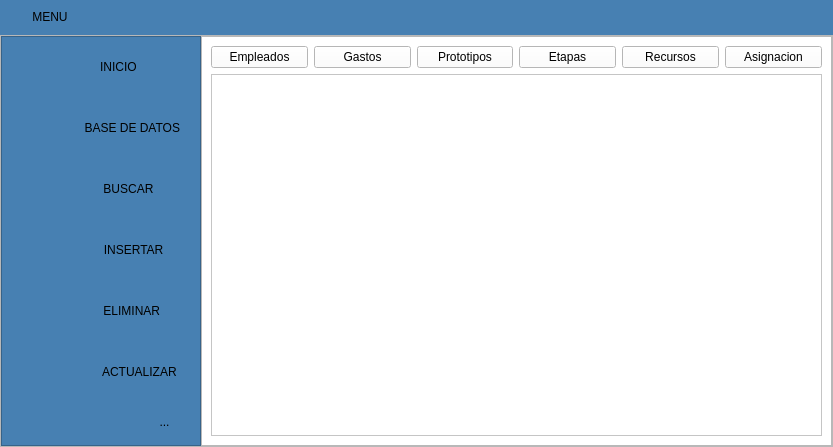
Qt form Menu Lateral desplegable/menu.ui (Juankapy/Programacion-app) before a commit.
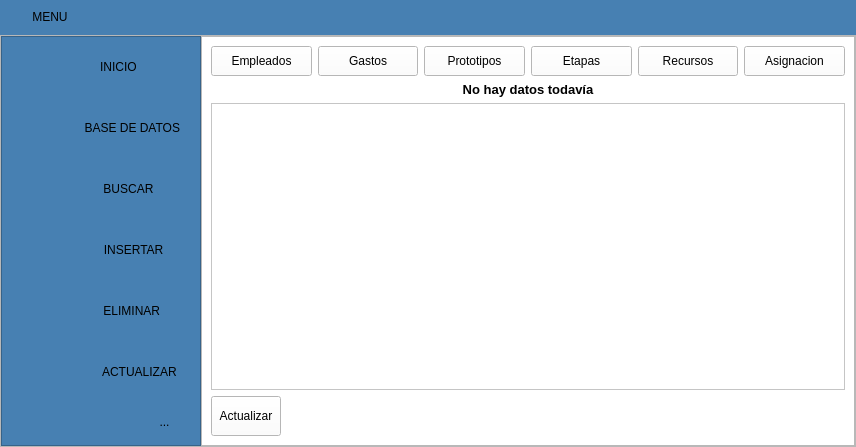
The same form after that commit. Icons and pictures are not drawn.

Diff of the .ui file:
```diff
--- a/Menu Lateral desplegable/menu.ui
+++ b/Menu Lateral desplegable/menu.ui
@@ -6,7 +6,7 @@
    <rect>
     <x>0</x>
     <y>0</y>
-    <width>833</width>
+    <width>856</width>
     <height>447</height>
    </rect>
   </property>
@@ -679,6 +679,12 @@
                <layout class="QHBoxLayout" name="horizontalLayout_4">
                 <item>
                  <widget class="QPushButton" name="bt_empleados">
+                  <property name="minimumSize">
+                   <size>
+                    <width>0</width>
+                    <height>30</height>
+                   </size>
+                  </property>
                   <property name="text">
                    <string>Empleados</string>
                   </property>
@@ -689,6 +695,12 @@
                 </item>
                 <item>
                  <widget class="QPushButton" name="bt_gastos">
+                  <property name="minimumSize">
+                   <size>
+                    <width>0</width>
+                    <height>30</height>
+                   </size>
+                  </property>
                   <property name="text">
                    <string>Gastos</string>
                   </property>
@@ -699,6 +711,12 @@
                 </item>
                 <item>
                  <widget class="QPushButton" name="bt_prototipos">
+                  <property name="minimumSize">
+                   <size>
+                    <width>0</width>
+                    <height>30</height>
+                   </size>
+                  </property>
                   <property name="text">
                    <string>Prototipos</string>
                   </property>
@@ -709,6 +727,12 @@
                 </item>
                 <item>
                  <widget class="QPushButton" name="bt_etapas">
+                  <property name="minimumSize">
+                   <size>
+                    <width>0</width>
+                    <height>30</height>
+                   </size>
+                  </property>
                   <property name="text">
                    <string>Etapas</string>
                   </property>
@@ -719,6 +743,12 @@
                 </item>
                 <item>
                  <widget class="QPushButton" name="bt_recursos">
+                  <property name="minimumSize">
+                   <size>
+                    <width>0</width>
+                    <height>30</height>
+                   </size>
+                  </property>
                   <property name="text">
                    <string>Recursos</string>
                   </property>
@@ -729,6 +759,12 @@
                 </item>
                 <item>
                  <widget class="QPushButton" name="bt_asignacion">
+                  <property name="minimumSize">
+                   <size>
+                    <width>0</width>
+                    <height>30</height>
+                   </size>
+                  </property>
                   <property name="text">
                    <string>Asignacion</string>
                   </property>
@@ -740,7 +776,64 @@
                </layout>
               </item>
               <item>
-               <widget class="QTableView" name="Tablabasededatos"/>
+               <widget class="QLabel" name="lbl_no_data">
+                <property name="enabled">
+                 <bool>true</bool>
+                </property>
+                <property name="font">
+                 <font>
+                  <pointsize>10</pointsize>
+                  <weight>75</weight>
+                  <bold>true</bold>
+                 </font>
+                </property>
+                <property name="toolTip">
+                 <string/>
+                </property>
+                <property name="styleSheet">
+                 <string notr="true">setVisible:False</string>
+                </property>
+                <property name="text">
+                 <string>No hay datos todavía</string>
+                </property>
+                <property name="alignment">
+                 <set>Qt::AlignCenter</set>
+                </property>
+               </widget>
+              </item>
+              <item>
+               <widget class="QTableWidget" name="tableWidget"/>
+              </item>
+              <item>
+               <widget class="QPushButton" name="pushButton">
+                <property name="sizePolicy">
+                 <sizepolicy hsizetype="Fixed" vsizetype="Fixed">
+                  <horstretch>0</horstretch>
+                  <verstretch>0</verstretch>
+                 </sizepolicy>
+                </property>
+                <property name="minimumSize">
+                 <size>
+                  <width>0</width>
+                  <height>40</height>
+                 </size>
+                </property>
+                <property name="maximumSize">
+                 <size>
+                  <width>70</width>
+                  <height>40</height>
+                 </size>
+                </property>
+                <property name="layoutDirection">
+                 <enum>Qt::LeftToRight</enum>
+                </property>
+                <property name="text">
+                 <string>Actualizar</string>
+                </property>
+                <property name="default">
+                 <bool>false</bool>
+                </property>
+               </widget>
               </item>
              </layout>
             </widget>
@@ -754,16 +847,6 @@
              <property name="styleSheet">
               <string notr="true">background-color: rgb(255, 255, 255);</string>
              </property>
-             <widget class="QTableWidget" name="tableWidget">
-              <property name="geometry">
-               <rect>
-                <x>20</x>
-                <y>50</y>
-                <width>591</width>
-                <height>291</height>
-               </rect>
-              </property>
-             </widget>
              <widget class="QPushButton" name="bt_etapas_2">
               <property name="geometry">
                <rect>
```
